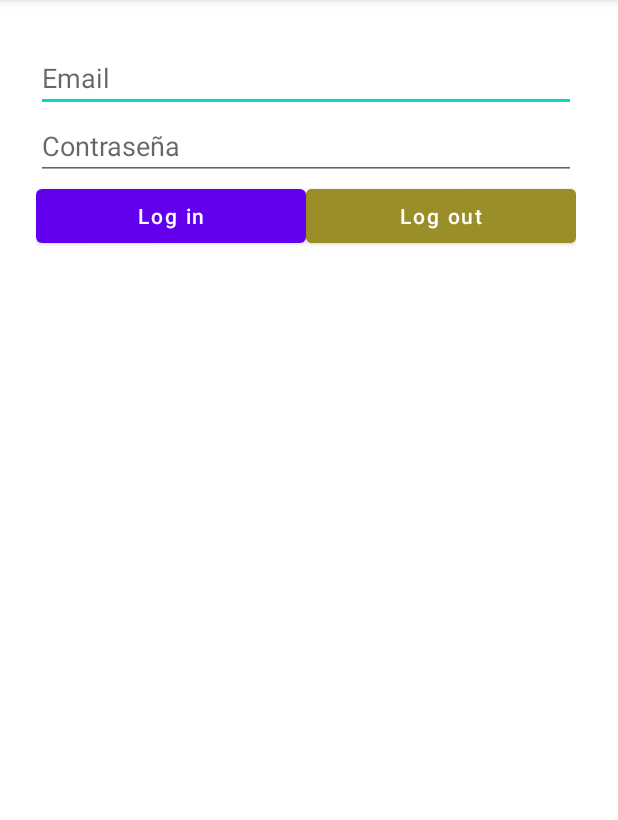
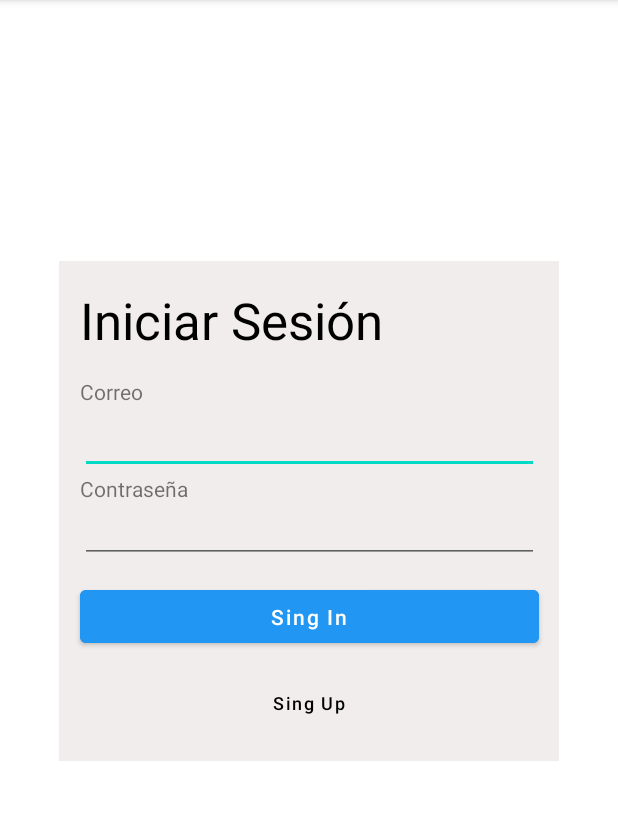
Before and after one commit to Marcosher249/Ejercicio10.PanatallaResumen, an Android app: the screen it shows after launch (Logout), on a phone screen of 412 x 824 dp, the part 84-904 px from its top. Run offline under Robolectric (Android 15) with nearby library versions, the light colour scheme and no system bars; our stand-ins replace Firebase (no records; nobody signed in at launch, a user with empty details on screens opened directly).

Commit message:
actualizacion tropecienta

```diff
--- a/app/src/main/res/layout/activity_login.xml
+++ b/app/src/main/res/layout/activity_login.xml
@@ -4,56 +4,107 @@
     xmlns:tools="http://schemas.android.com/tools"
     android:layout_width="match_parent"
     android:layout_height="match_parent"
+    android:screenOrientation="portrait"
     tools:context=".Logout">
 
+    <androidx.constraintlayout.widget.ConstraintLayout
+        android:id="@+id/constraintLayout"
+        android:layout_width="333dp"
+        android:layout_height="333dp"
+        android:layout_marginStart="10dp"
+        android:layout_marginEnd="10dp"
+        android:background="#F1EDED"
+        app:layout_constraintBottom_toBottomOf="parent"
+        app:layout_constraintEnd_toEndOf="parent"
+        app:layout_constraintStart_toStartOf="parent"
+        app:layout_constraintTop_toTopOf="parent"
+        app:layout_constraintVertical_bias="0.4">
+
+        <TextView
+            android:id="@+id/textView"
+            android:layout_width="306dp"
+            android:layout_height="45dp"
+            android:text="Iniciar Sesión"
+            android:textColor="#000000"
+            android:textSize="34sp"
+            app:layout_constraintBottom_toBottomOf="parent"
+            app:layout_constraintEnd_toEndOf="parent"
+            app:layout_constraintStart_toStartOf="parent"
+            app:layout_constraintTop_toTopOf="parent"
+            app:layout_constraintVertical_bias="0.057" />
+
         <LinearLayout
-        android:layout_width="360dp"
-        android:layout_height="694dp"
+            android:id="@+id/linearLayout3"
+            android:layout_width="306dp"
+            android:layout_height="124dp"
+            android:layout_marginTop="12dp"
             android:orientation="vertical"
             app:layout_constraintBottom_toBottomOf="parent"
             app:layout_constraintEnd_toEndOf="parent"
-        app:layout_constraintHorizontal_bias="0.466"
             app:layout_constraintStart_toStartOf="parent"
-        app:layout_constraintTop_toTopOf="parent"
-        app:layout_constraintVertical_bias="0.4">
+            app:layout_constraintTop_toBottomOf="@+id/textView"
+            app:layout_constraintVertical_bias="0.023">
+
+            <TextView
+                android:id="@+id/textView2"
+                android:layout_width="match_parent"
+                android:layout_height="wrap_content"
+                android:text="Correo" />
 
             <EditText
                 android:id="@+id/editTextTextEmailAddress"
                 android:layout_width="match_parent"
                 android:layout_height="wrap_content"
                 android:ems="10"
-            android:hint="Email"
                 android:inputType="textEmailAddress" />
+
+            <TextView
+                android:id="@+id/textView3"
+                android:layout_width="match_parent"
+                android:layout_height="wrap_content"
+                android:text="Contraseña" />
 
             <EditText
                 android:id="@+id/editTextNumberPassword"
                 android:layout_width="match_parent"
                 android:layout_height="wrap_content"
                 android:ems="10"
-            android:hint="Contraseña"
                 android:inputType="numberPassword" />
-
-        <LinearLayout
-            android:layout_width="match_parent"
-            android:layout_height="match_parent"
-            android:orientation="horizontal">
-
-            <Button
-                android:id="@+id/login"
-                android:layout_width="180dp"
-                android:layout_height="wrap_content"
-                android:text="Log in"
-                android:textAllCaps="false" />
-
-            <Button
-                android:id="@+id/logout"
-                android:layout_width="180dp"
-                android:layout_height="wrap_content"
-                android:backgroundTint="#9A8E28"
-                android:text="Log out"
-                android:textAllCaps="false" />
-        </LinearLayout>
 
         </LinearLayout>
 
+        <Button
+            android:id="@+id/button2"
+            android:layout_width="306dp"
+            android:layout_height="47dp"
+            android:layout_marginTop="12dp"
+            android:backgroundTint="#2196F3"
+            android:text="Sing In"
+            android:textAllCaps="false"
+            app:layout_constraintBottom_toBottomOf="parent"
+            app:layout_constraintEnd_toEndOf="@+id/linearLayout3"
+            app:layout_constraintHorizontal_bias="0.555"
+            app:layout_constraintStart_toStartOf="@+id/linearLayout3"
+            app:layout_constraintTop_toBottomOf="@+id/linearLayout3"
+            app:layout_constraintVertical_bias="0.0" />
+
+        <Button
+            android:id="@+id/button5"
+            android:layout_width="wrap_content"
+            android:layout_height="40dp"
+            android:background="#00FFFFFF"
+            android:backgroundTint="#00FFFFFF"
+            android:text="Sing Up"
+            android:textAllCaps="false"
+            android:textColor="#000000"
+            android:textSize="12sp"
+            app:layout_constraintBottom_toBottomOf="parent"
+            app:layout_constraintEnd_toEndOf="@+id/button2"
+            app:layout_constraintHorizontal_bias="0.495"
+            app:layout_constraintStart_toStartOf="@+id/button2"
+            app:layout_constraintTop_toBottomOf="@+id/button2"
+            app:layout_constraintVertical_bias="0.428" />
+
     </androidx.constraintlayout.widget.ConstraintLayout>
+
+</androidx.constraintlayout.widget.ConstraintLayout>
--- a/app/src/main/res/layout/activity_mercado.xml
+++ b/app/src/main/res/layout/activity_mercado.xml
@@ -183,10 +183,10 @@
         android:visibility="invisible"
         app:layout_constraintBottom_toBottomOf="parent"
         app:layout_constraintEnd_toEndOf="parent"
-        app:layout_constraintHorizontal_bias="0.956"
+        app:layout_constraintHorizontal_bias="0.997"
         app:layout_constraintStart_toStartOf="parent"
         app:layout_constraintTop_toTopOf="parent"
-        app:layout_constraintVertical_bias="0.414" />
+        app:layout_constraintVertical_bias="0.42" />
 
     <ImageButton
         android:id="@+id/sund"
```
Also changed, not shown: app/src/main/java/com/example/ejercicio9panatallaresumen/Logout.kt (+65 -42 lines), app/src/main/java/com/example/ejercicio9panatallaresumen/Mercado.kt (+6 -4 lines). Lines whose indentation alone changed are shown as unchanged.
